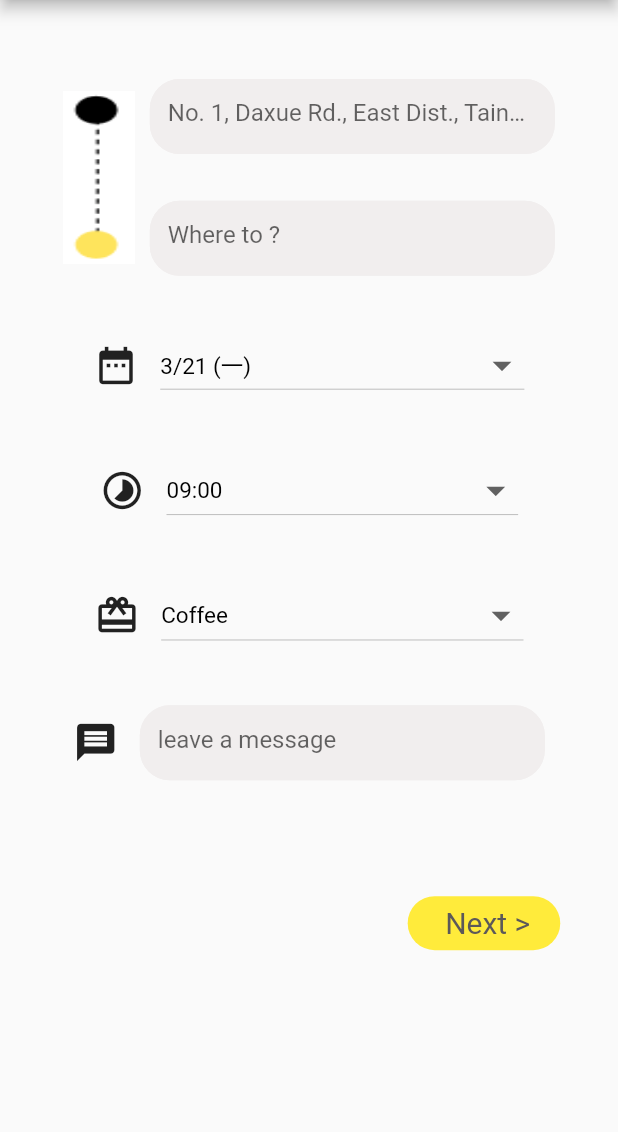
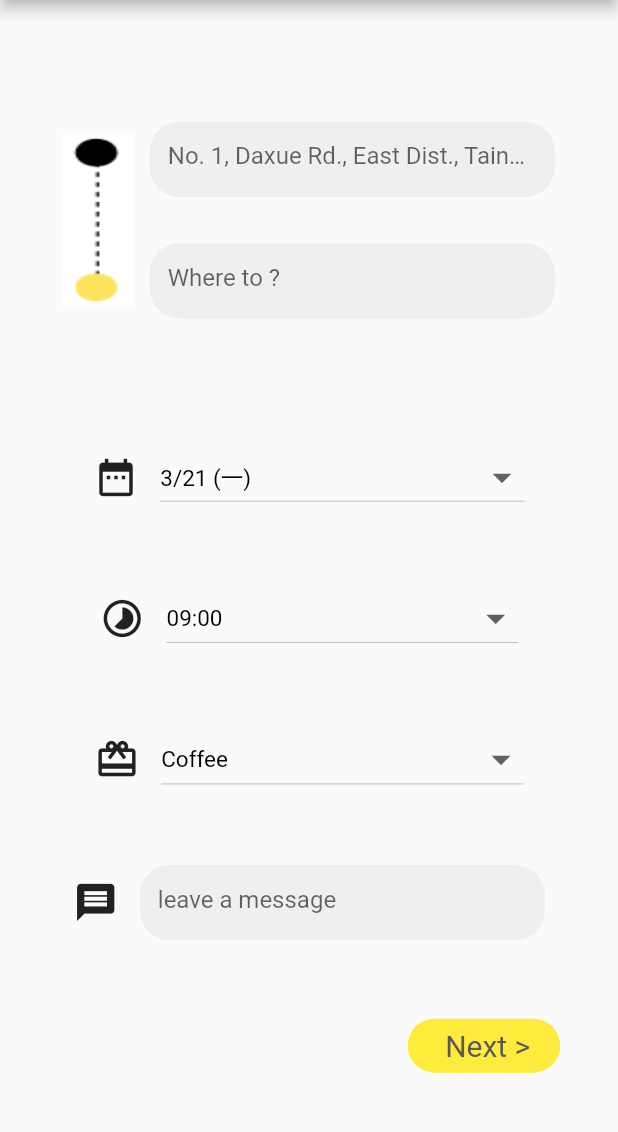
Before and after one commit to 8igMac/pickup, a Flutter app: the InsertPage screen opened directly, on a phone screen of 412 x 824 dp, the part 85-1217 px from its top. Run offline on Flutter 3.47's test engine with Material 2 defaults, Android fonts, the phone set to English and light mode, and no system bars; our stand-ins replace flutter_screenutil.

Commit message:
[FIX] Insert page overflow.

```diff
--- a/lib/passenger/insert_page.dart
+++ b/lib/passenger/insert_page.dart
@@ -59,8 +59,8 @@ class InsertPageState extends State<InsertPage> {
         ],
       ),
       body: Column(
+        mainAxisAlignment: MainAxisAlignment.spaceEvenly,
         children: [
-          SizedBox(height: 20.h),
           Row(
             mainAxisAlignment: MainAxisAlignment.center,
             children: [
@@ -152,7 +152,6 @@ class InsertPageState extends State<InsertPage> {
               )
             ],
           ),
-          SizedBox(height: 40.h),
           Row(
             mainAxisAlignment: MainAxisAlignment.center,
             children: [
@@ -278,7 +277,6 @@ class InsertPageState extends State<InsertPage> {
               )
             ],
           ),
-          SizedBox(height: 40.h),
           Row(
             mainAxisAlignment: MainAxisAlignment.center,
             children: [
@@ -344,7 +342,6 @@ class InsertPageState extends State<InsertPage> {
               )
             ],
           ),
-          SizedBox(height: 40.h),
           Row(
             mainAxisAlignment: MainAxisAlignment.center,
             children: [
@@ -358,7 +355,6 @@ class InsertPageState extends State<InsertPage> {
               buildTextField('leave a message', messageController),
             ],
           ),
-          SizedBox(height: 80.h),
           Row(
             mainAxisAlignment: MainAxisAlignment.end,
             children: [
```
